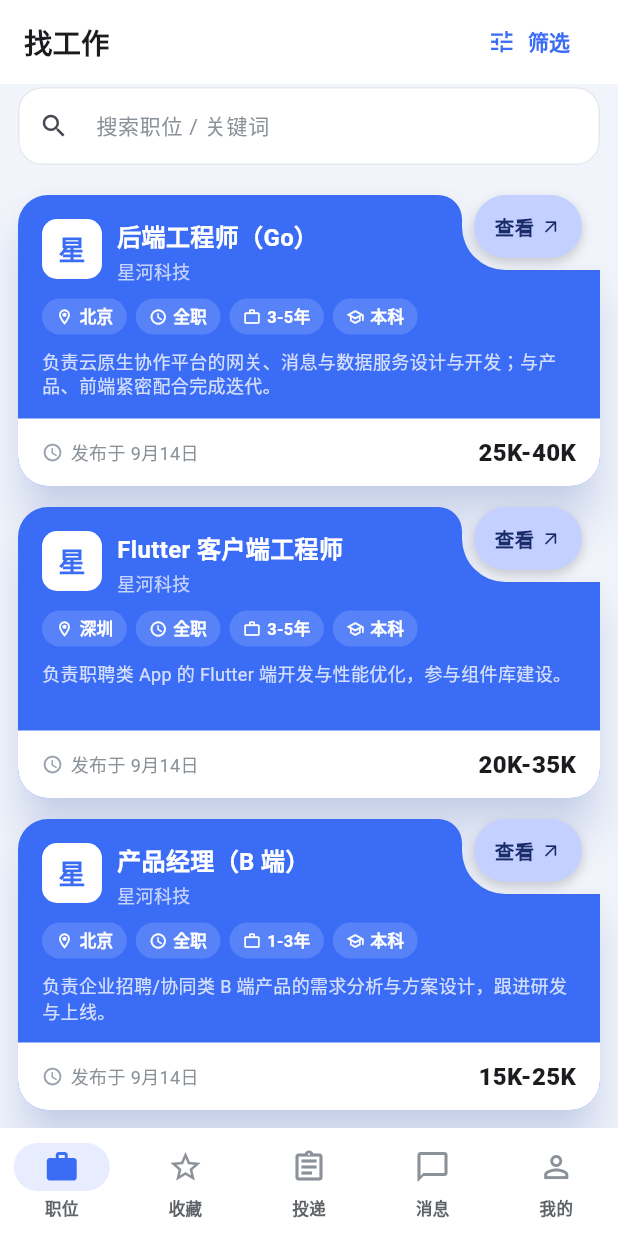
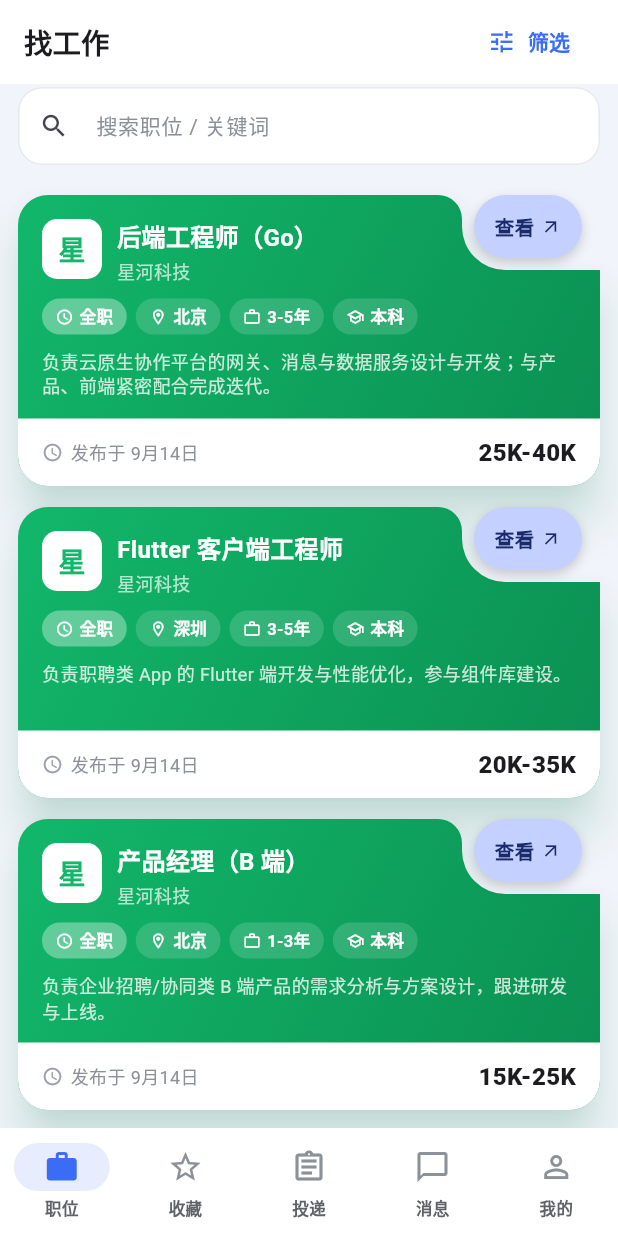
Before and after one commit to CMrookie/meow_star_careers_app, a Flutter app: the screen it shows after launch, after a tap on "求职者演示账号", on a phone screen of 412 x 824 dp. Run offline on Flutter 3.47's test engine with Material 3 defaults, Android fonts, the phone set to English and light mode, and no system bars; our stand-ins replace geocoding, geolocator; missing offline and left inert: flutter_webrtc; accounts and stored records are empty.

Commit message:
feat(职位卡): 卡面色系表达优劣，用工类型/远程改为卡内标签
卡面颜色：
- jobAccentColor 不再看用工类型、也不再对投诉做降饱和，改为**按投诉等级取色系**：
  优秀=绿系 / 轻微=蓝系 / 预警=琥珀系 / 警告=橙红系 / 严重=红系
- 卡面改为同色系渐变（亮端 → 深端，complaint_level.surface / surfaceDeep），
  投影仍取该色系主色；详情页头部与打开动画飞行层共用同一取色函数，动画首尾依旧像素级一致

分类标签：
- 用工类型（全职/兼职/项目·合同/实习）作为卡面第一枚标签，底色加重到 34% 更像分类胶囊
- 新增 JobView.isRemote：模型暂无独立 remote 字段，先按地区/描述/要求文本关键词
  （远程 / remote / 居家 / 在家办公）识别，命中则显示「远程」标签；
  后端补 remote 字段后改为直读该字段即可，无需改 UI
- 标签顺序：类型 → 远程 → 地区 → 经验 → 学历 → 投诉等级徽标

测试：
- 职位卡主色用例重写为色系断言（五档 surface 与深色端互不相同、绿→红通道趋势），
  并断言同一投诉次数下四种用工类型取色相同（类型不再影响颜色）
- 共 42 个用例通过，flutter analyze 无问题

```diff
--- a/lib/models/models.dart
+++ b/lib/models/models.dart
@@ -184,6 +184,16 @@ class JobView {
   });
 
   String get typeLabel => jobTypeLabel(jobType);
+
+  /// 是否远程岗位：数据模型暂无独立字段，先按地区/描述/要求文本里的关键词识别。
+  /// 后端补上 remote 字段后应改为直接读取该字段。
+  bool get isRemote {
+    final blob = '${location ?? ''} $description ${requirements ?? ''}'.toLowerCase();
+    return blob.contains('远程') ||
+        blob.contains('remote') ||
+        blob.contains('居家') ||
+        blob.contains('在家办公');
+  }
 
   factory JobView.fromJson(Map<String, dynamic> j) => JobView(
         id: j['id'] as String,
--- a/lib/ui/jobs/job_detail_page.dart
+++ b/lib/ui/jobs/job_detail_page.dart
@@ -292,7 +292,8 @@ class _JobDetailPageState extends State<JobDetailPage> {
     final isSeeker = AppScope.of(context).user?.isSeeker ?? true;
     final header = JobCardSurface(
       job: job,
-      accent: jobAccentColor(job.jobType, job.complaintCount),
+      accent: jobAccentColor(job.complaintCount),
+      accentDeep: jobAccentDeep(job.complaintCount),
       topInset: topPad,
       notchFill: 1, // 缺口填平
     );
--- a/lib/ui/jobs/job_open_transition.dart
+++ b/lib/ui/jobs/job_open_transition.dart
@@ -63,7 +63,7 @@ class JobDetailRoute extends PageRouteBuilder<void> {
     final t = Curves.easeOutCubic.transform(animation.value);
     final to = targetRectFor(context, from);
     final rect = Rect.lerp(from, to, t)!;
-    final accent = jobAccentColor(job.jobType, job.complaintCount);
+    final accent = jobAccentColor(job.complaintCount);
     final topPad = to.height - from.height;
     return _EdgeSwipeBack(
       controller: controller!,
@@ -83,6 +83,7 @@ class JobDetailRoute extends PageRouteBuilder<void> {
                 key: jobFlightKey,
                 job: job,
                 accent: accent,
+                accentDeep: jobAccentDeep(job.complaintCount),
                 topInset: topPad * t,
                 notchFill: t,
               ),
--- a/lib/ui/paged_list_view.dart
+++ b/lib/ui/paged_list_view.dart
@@ -213,6 +213,9 @@ class JobCardSurface extends StatelessWidget {
   final JobView job;
   final Color accent;
 
+  /// 色系深色端（卡面渐变用）；为空则按 accent 自动压暗
+  final Color? accentDeep;
+
   /// 顶部额外内边距（详情页头部让开状态栏）
   final double topInset;
 
@@ -228,6 +231,7 @@ class JobCardSurface extends StatelessWidget {
     super.key,
     required this.job,
     required this.accent,
+    this.accentDeep,
     this.topInset = 0,
     this.notchFill = 0,
     this.trailing,
@@ -242,9 +246,11 @@ class JobCardSurface extends StatelessWidget {
       if (job.complaintCount > 0)
         _ComplaintBadge(complaints: job.complaintCount),
       if (!job.isActive) GlassPill('已下架', icon: Icons.visibility_off_outlined, backgroundAlpha: 0.30),
+      // 分类标签：用工类型（全职/兼职/项目/实习）与远程，均以标签形式标识
+      GlassPill(job.typeLabel, icon: Icons.access_time, backgroundAlpha: 0.34),
+      if (job.isRemote) GlassPill('远程', icon: Icons.public, backgroundAlpha: 0.34),
       if (job.location != null && job.location!.isNotEmpty)
         GlassPill(job.location!, icon: Icons.location_on_outlined),
-      GlassPill(job.typeLabel, icon: Icons.access_time),
       if (job.experience != null && job.experience!.isNotEmpty)
         GlassPill(job.experience!, icon: Icons.work_outline),
       if (job.education != null && job.education!.isNotEmpty)
@@ -262,8 +268,17 @@ class JobCardSurface extends StatelessWidget {
           shadowColor: accent.withValues(alpha: 0.35),
           // 默认是 Clip.none，不裁剪会让白色薪资栏溢出、底部圆角丢失
           clipBehavior: Clip.antiAlias,
-          child: ColoredBox(
-            color: accent,
+          child: DecoratedBox(
+            decoration: BoxDecoration(
+              gradient: LinearGradient(
+                begin: Alignment.topLeft,
+                end: Alignment.bottomRight,
+                colors: [
+                  accent,
+                  accentDeep ?? Color.lerp(accent, Colors.black, 0.16)!,
+                ],
+              ),
+            ),
             child: Material(
               color: Colors.transparent,
               child: InkWell(
@@ -440,7 +455,7 @@ class JobCard extends StatelessWidget {
 
   @override
   Widget build(BuildContext context) {
-    final accent = jobAccentColor(job.jobType, job.complaintCount);
+    final accent = jobAccentColor(job.complaintCount);
     return Padding(
       padding: const EdgeInsets.symmetric(horizontal: 12),
       child: Opacity(
@@ -449,6 +464,7 @@ class JobCard extends StatelessWidget {
           builder: (cardContext) => JobCardSurface(
             job: job,
             accent: accent,
+            accentDeep: jobAccentDeep(job.complaintCount),
             trailing: trailing,
             onTap: onTap ?? () => openJobDetailFrom(cardContext, job, onClosed: onClosed),
           ),
--- a/lib/ui/theme.dart
+++ b/lib/ui/theme.dart
@@ -104,20 +104,13 @@ const notchPillFg = Color(0xFF1A2B6B);
 
 // ---------- 职位卡片配色 ----------
 
-/// 职位卡片主色：按用工类型区分色相（全职=品牌蓝 / 兼职=橙 / 项目合同=紫 / 实习=绿），
-/// 投诉次数只做轻微降饱和（最多 35%），避免卡片失去彩色观感；
-/// 「投诉 N 次」的信息由卡片上的警示胶囊承担。
-Color jobAccentColor(String jobType, int complaintCount) {
-  final base = switch (jobType) {
-    'part_time' => warmOrange,
-    'contract' => accentViolet,
-    'intern' => accentGreen,
-    _ => brandColor,
-  };
-  // 用投诉等级的降饱和系数（等级越高越"暗"）
-  final dim = complaintLevelOf(complaintCount).dimFactor;
-  return Color.lerp(base, const Color(0xFF5B6474), dim)!;
-}
+/// 职位卡片主色：**按投诉等级取色系**（优劣一眼可辨）
+/// 优秀=绿系 / 轻微=蓝系 / 预警=琥珀系 / 警告=橙红系 / 严重=红系。
+/// 用工类型（全职、兼职、项目、实习）与远程等分类不再影响颜色，改为卡内标签标识。
+Color jobAccentColor(int complaintCount) => complaintLevelOf(complaintCount).surface;
+
+/// 卡面渐变的深色端
+Color jobAccentDeep(int complaintCount) => complaintLevelOf(complaintCount).surfaceDeep;
 
 ThemeData buildTheme() {
   final scheme = ColorScheme.fromSeed(
```
Also changed, not shown: lib/ui/complaint_level.dart (+18 -0 lines), 2 other files.
